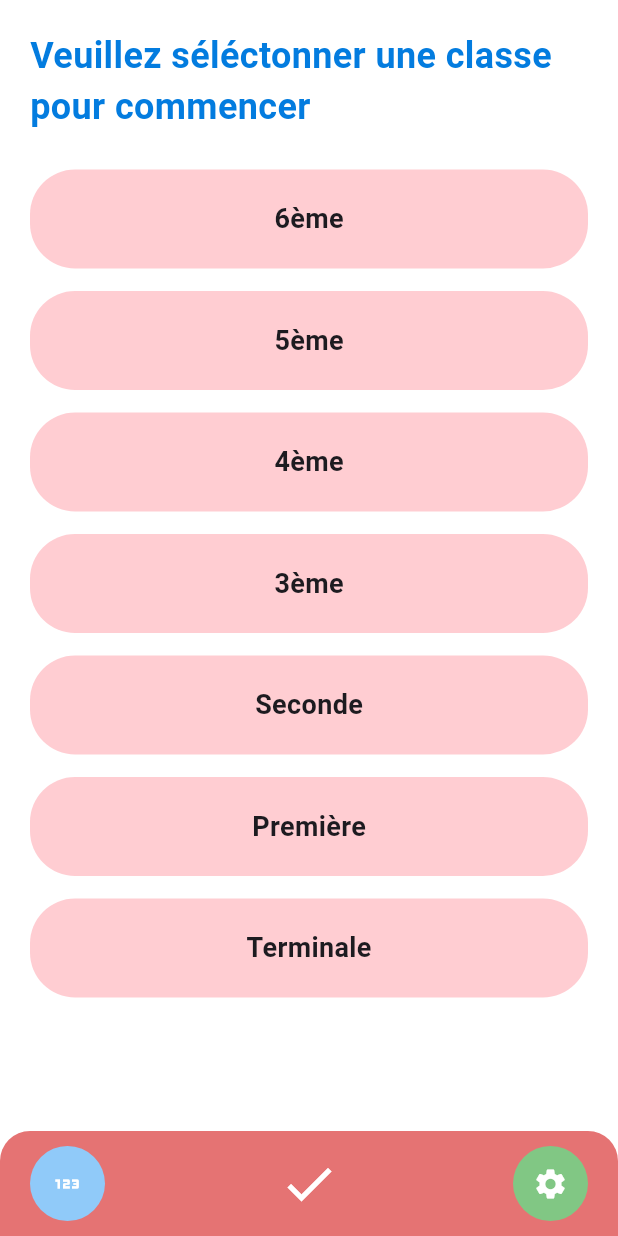
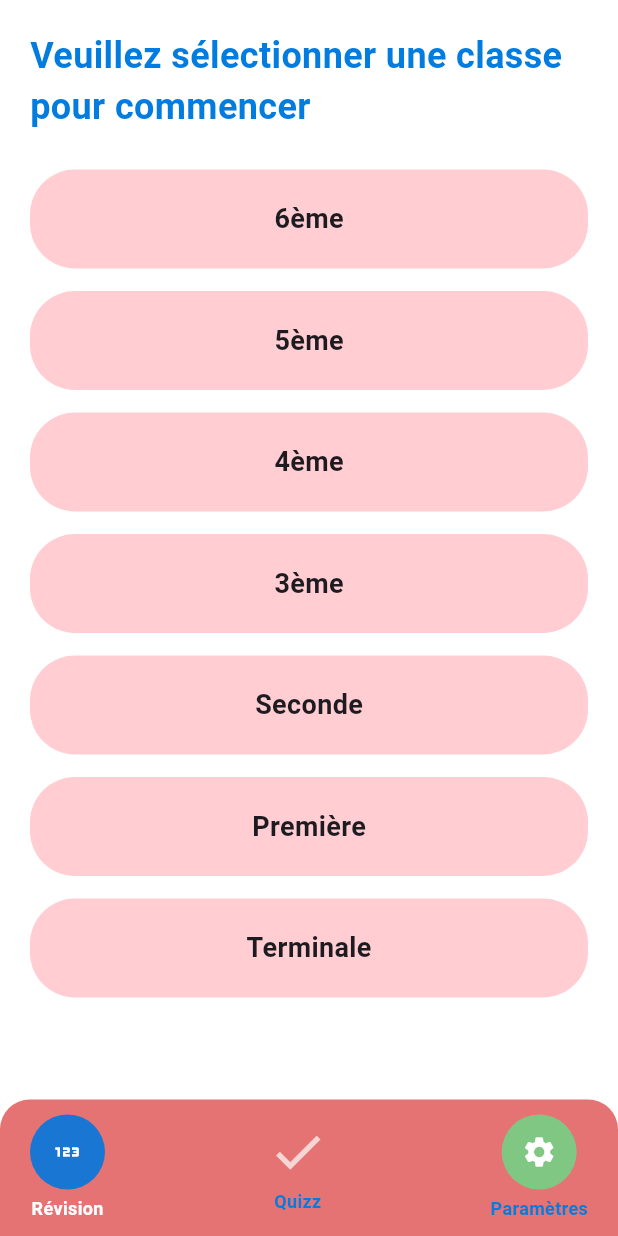
Before and after one commit to bounebs/MathBoostPlus, a Flutter app: the screen it shows after launch, on a phone screen of 412 x 824 dp. Run offline on Flutter 3.47's test engine with Material 3 defaults, Android fonts, the phone set to English and light mode, and no system bars.

Commit message:
Navigation bar ON

```diff
--- a/application_mathboostplusv0/lib/home.dart
+++ b/application_mathboostplusv0/lib/home.dart
@@ -1,4 +1,15 @@
 import 'package:flutter/material.dart';
+
+class HomePage extends StatefulWidget {
+  const HomePage({super.key});
+
+  @override
+  State<HomePage> createState() => _HomePageState();
+}
+
+class _HomePageState extends State<HomePage> {
+
+  int currentIndex = 0;
 
   final List<String> niveaux = [
     "6ème",
@@ -10,15 +21,88 @@ final List<String> niveaux = [
     "Terminale",
   ];
 
-class HomePage extends StatelessWidget {
-  const HomePage({super.key});
+  // ---- PAGES ----
+  Widget pageRevision() {
+    return SafeArea(
+      child: Padding(
+        padding: const EdgeInsets.all(20),
+        child: Column(
+          crossAxisAlignment: CrossAxisAlignment.center,
+          children: [
+            Center(
+              child: Text(
+                "Veuillez sélectionner une classe pour commencer",
+                style: const TextStyle(
+                  fontSize: 24,
+                  fontWeight: FontWeight.bold,
+                  color: Color.fromARGB(255, 3, 124, 223),
+                ),
+              ),
+            ),
+
+            const SizedBox(height: 25),
+
+            Expanded(
+              child: ListView.builder(
+                itemCount: niveaux.length,
+                itemBuilder: (context, index) {
+                  return Container(
+                    margin: const EdgeInsets.only(bottom: 15),
+                    padding: const EdgeInsets.all(20),
+                    decoration: BoxDecoration(
+                      color: Colors.red.shade100,
+                      borderRadius: BorderRadius.circular(30),
+                    ),
+                    child: Center(
+                      child: Text(
+                        niveaux[index],
+                        style: const TextStyle(
+                          fontSize: 18,
+                          fontWeight: FontWeight.bold,
+                        ),
+                      ),
+                    ),
+                  );
+                },
+              ),
+            ),
+          ],
+        ),
+      ),
+    );
+  }
+
+  Widget pageQuizz() {
+    return pageRevision();
+  }
+
+  Widget pageSettings() {
+    return const Center(
+      child: Text(
+        "Page Paramètres",
+        style: TextStyle(fontSize: 22),
+      ),
+    );
+  }
+
+  // ------------------------
 
   @override
   Widget build(BuildContext context) {
     return Scaffold(
       backgroundColor: Colors.white,
 
-      // Barre du bas
+      // ----- BODY -----
+      body: IndexedStack(
+        index: currentIndex,
+        children: [
+          pageRevision(),
+          pageQuizz(),
+          pageSettings(),
+        ],
+      ),
+
+      // ----- BOTTOM BAR -----
       bottomNavigationBar: Container(
         padding: const EdgeInsets.symmetric(horizontal: 20, vertical: 10),
         decoration: BoxDecoration(
@@ -32,86 +116,101 @@ class HomePage extends StatelessWidget {
           mainAxisAlignment: MainAxisAlignment.spaceBetween,
           children: [
 
-            // Bouton gauche
+            // ---- Révision ----
+            GestureDetector(
+              onTap: () {
+                setState(() => currentIndex = 0);
+              },
+              child: Column(
+                mainAxisSize: MainAxisSize.min,
+                children: [
                   CircleAvatar(
                     radius: 25,
-              backgroundColor: Colors.blue.shade200,
+                    backgroundColor: currentIndex == 0
+                        ? Colors.blue.shade700
+                        : Colors.blue.shade200,
                     child: const Icon(
                       Icons.onetwothree,
                       color: Colors.white,
-                semanticLabel: 'Révision'),
-            ),
-
-            // Zone centrale (validation / check)
-            const Icon(
-              Icons.check,
-              size: 40,
-              color: Colors.white,
-              semanticLabel: 'Quizz'
-            ),
-
-            // Bouton droit
-            CircleAvatar(
-              radius: 25,
-              backgroundColor: Colors.green.shade300,
-              child: const Icon(
-                Icons.settings,
-                color: Colors.white,
-                semanticLabel: 'Paramètres'),
-            )
-          ],
                     ),
                   ),
-
-      // Corps de la page
-      body: SafeArea(
-        child: Padding(
-          padding: const EdgeInsets.all(20),
-          child: Column(
-            crossAxisAlignment: CrossAxisAlignment.center,
-            children: [
-              // Texte au dessus de la liste d'items
-              Center(
-                child : Text(
-                  "Veuillez séléctonner une classe pour commencer",
-                  style: const TextStyle(
-                    fontSize: 24,
-                    fontWeight : FontWeight.bold,
-                    color: Color.fromARGB(255, 3, 124, 223)
-                  )
-                ),
-              ),
-
-              const SizedBox(height: 25),
-
-              // Liste d’items
-              Expanded(
-                child: ListView.builder(
-                  itemCount: 7,
-                  itemBuilder: (context, index) {
-                    return Container(
-                      margin: const EdgeInsets.only(bottom: 15),
-                      padding: const EdgeInsets.all(20),
-                      decoration: BoxDecoration(
-                        color: Colors.red.shade100,
-                        borderRadius: BorderRadius.circular(30),
-                      ),
-                      child: Center(
-                        child : Text(
-                          niveaux[index],
-                          style: const TextStyle(
-                            fontSize: 18,
-                            fontWeight : FontWeight.bold
-                          )
-                        ),
-                      )
-                    );
-                  },
+                  const SizedBox(height: 4),
+                  Text(
+                    "Révision",
+                    style: TextStyle(
+                      fontSize: 12,
+                      color: currentIndex == 0
+                          ? Colors.white
+                          : const Color.fromARGB(255, 3, 124, 223),
+                      fontWeight: FontWeight.w600,
                     ),
                   ),
                 ],
               ),
             ),
+
+            // ---- Quizz ----
+            GestureDetector(
+              onTap: () {
+                setState(() => currentIndex = 1);
+              },
+              child: Column(
+                mainAxisSize: MainAxisSize.min,
+                children: [
+                  Icon(
+                    Icons.check,
+                    size: 40,
+                    color: currentIndex == 1 ? Colors.white : Colors.white70,
+                  ),
+                  const SizedBox(height: 4),
+                  Text(
+                    "Quizz",
+                    style: TextStyle(
+                      fontSize: 12,
+                      color: currentIndex == 1
+                          ? Colors.white
+                          : const Color.fromARGB(255, 3, 124, 223),
+                      fontWeight: FontWeight.w600,
+                    ),
+                  ),
+                ],
+              ),
+            ),
+
+            // ---- Paramètres ----
+            GestureDetector(
+              onTap: () {
+                setState(() => currentIndex = 2);
+              },
+              child: Column(
+                mainAxisSize: MainAxisSize.min,
+                children: [
+                  CircleAvatar(
+                    radius: 25,
+                    backgroundColor: currentIndex == 2
+                        ? Colors.green.shade700
+                        : Colors.green.shade300,
+                    child: const Icon(
+                      Icons.settings,
+                      color: Colors.white,
+                    ),
+                  ),
+                  const SizedBox(height: 4),
+                  Text(
+                    "Paramètres",
+                    style: TextStyle(
+                      fontSize: 12,
+                      color: currentIndex == 2
+                          ? Colors.white
+                          : const Color.fromARGB(255, 3, 124, 223),
+                      fontWeight: FontWeight.w600,
+                    ),
+                  ),
+                ],
+              ),
+            ),
+          ],
+        ),
       ),
     );
   }
```
Lines whose indentation alone changed are shown as unchanged.
